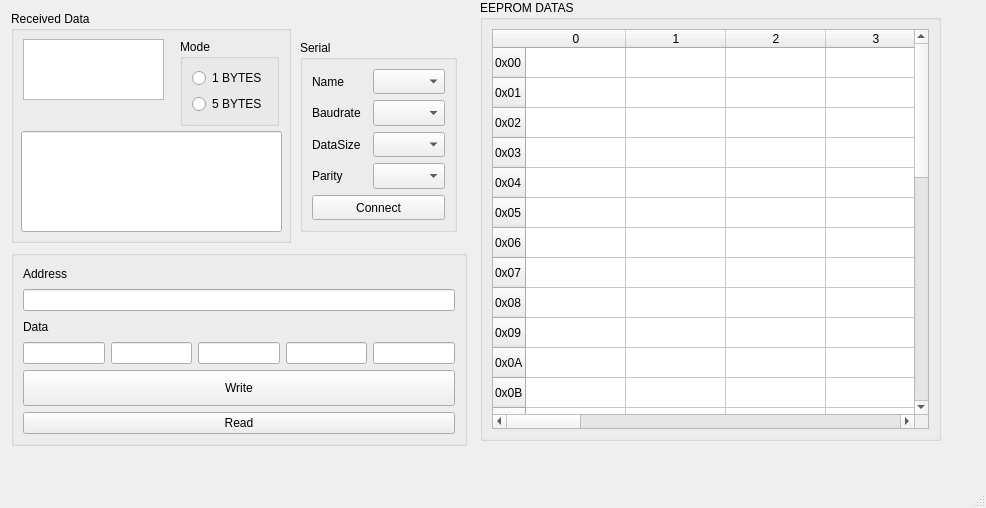
Qt form QT_232/mainwindow.ui (urboob21/QT-learning) before a commit.
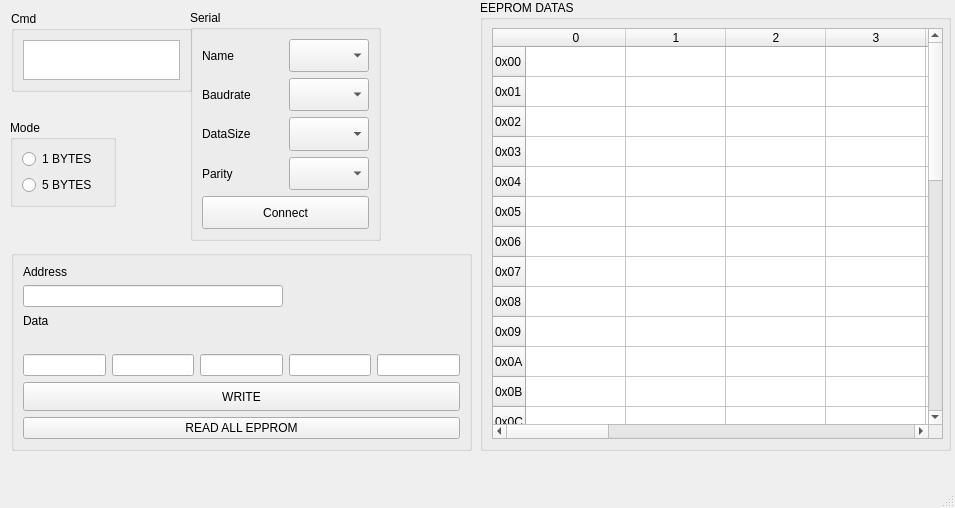
The same form after that commit.

```diff
--- a/QT_232/mainwindow.ui
+++ b/QT_232/mainwindow.ui
@@ -6,7 +6,7 @@
    <rect>
     <x>0</x>
     <y>0</y>
-    <width>986</width>
+    <width>955</width>
     <height>508</height>
    </rect>
   </property>
@@ -17,10 +17,10 @@
    <widget class="QGroupBox" name="groupBox_2">
     <property name="geometry">
      <rect>
-      <x>300</x>
-      <y>40</y>
-      <width>157</width>
-      <height>192</height>
+      <x>190</x>
+      <y>10</y>
+      <width>191</width>
+      <height>231</height>
      </rect>
     </property>
     <property name="sizePolicy">
@@ -161,8 +161,8 @@
      <rect>
       <x>11</x>
       <y>11</y>
-      <width>280</width>
-      <height>232</height>
+      <width>181</width>
+      <height>81</height>
      </rect>
     </property>
     <property name="sizePolicy">
@@ -172,17 +172,11 @@
      </sizepolicy>
     </property>
     <property name="title">
-     <string>Received Data</string>
+     <string>Cmd</string>
     </property>
+    <layout class="QHBoxLayout" name="horizontalLayout">
+     <item>
     <widget class="QTextEdit" name="textEdit_rdata">
-     <property name="geometry">
-      <rect>
-       <x>12</x>
-       <y>28</y>
-       <width>141</width>
-       <height>61</height>
-      </rect>
-     </property>
      <property name="sizePolicy">
       <sizepolicy hsizetype="Expanding" vsizetype="Preferred">
        <horstretch>0</horstretch>
@@ -190,59 +184,16 @@
       </sizepolicy>
      </property>
     </widget>
-    <widget class="QGroupBox" name="groupBox_4">
-     <property name="geometry">
-      <rect>
-       <x>169</x>
-       <y>28</y>
-       <width>99</width>
-       <height>87</height>
-      </rect>
-     </property>
-     <property name="sizePolicy">
-      <sizepolicy hsizetype="Preferred" vsizetype="Preferred">
-       <horstretch>0</horstretch>
-       <verstretch>0</verstretch>
-      </sizepolicy>
-     </property>
-     <property name="title">
-      <string>Mode</string>
-     </property>
-     <layout class="QVBoxLayout" name="verticalLayout">
-      <item>
-       <widget class="QRadioButton" name="radioButton">
-        <property name="text">
-         <string>1 BYTES</string>
-        </property>
-       </widget>
-      </item>
-      <item>
-       <widget class="QRadioButton" name="radioButton_2">
-        <property name="text">
-         <string>5 BYTES</string>
-        </property>
-       </widget>
-      </item>
-     </layout>
-    </widget>
-    <widget class="QLineEdit" name="lineEdit_rdata">
-     <property name="geometry">
-      <rect>
-       <x>10</x>
-       <y>120</y>
-       <width>261</width>
-       <height>101</height>
-      </rect>
-     </property>
-    </widget>
+     </item>
+    </layout>
    </widget>
    <widget class="QGroupBox" name="groupBox_3">
     <property name="geometry">
      <rect>
       <x>11</x>
       <y>250</y>
-      <width>456</width>
-      <height>196</height>
+      <width>461</width>
+      <height>201</height>
      </rect>
     </property>
     <property name="sizePolicy">
@@ -255,6 +206,16 @@
      <string/>
     </property>
     <layout class="QGridLayout" name="gridLayout_2">
+     <item row="1" column="0" colspan="3">
+      <widget class="QLineEdit" name="lineEdit_addr">
+       <property name="sizePolicy">
+        <sizepolicy hsizetype="Expanding" vsizetype="Preferred">
+         <horstretch>0</horstretch>
+         <verstretch>0</verstretch>
+        </sizepolicy>
+       </property>
+      </widget>
+     </item>
      <item row="0" column="0">
       <widget class="QLabel" name="label_5">
        <property name="text">
@@ -262,43 +223,7 @@
        </property>
       </widget>
      </item>
-     <item row="4" column="2">
-      <widget class="QLineEdit" name="lineEdit_data_2">
-       <property name="sizePolicy">
-        <sizepolicy hsizetype="Expanding" vsizetype="Preferred">
-         <horstretch>0</horstretch>
-         <verstretch>0</verstretch>
-        </sizepolicy>
-       </property>
-       <property name="text">
-        <string/>
-       </property>
-      </widget>
-     </item>
-     <item row="1" column="0" colspan="5">
-      <widget class="QLineEdit" name="lineEdit_addr">
-       <property name="sizePolicy">
-        <sizepolicy hsizetype="Expanding" vsizetype="Preferred">
-         <horstretch>0</horstretch>
-         <verstretch>0</verstretch>
-        </sizepolicy>
-       </property>
-      </widget>
-     </item>
-     <item row="4" column="3">
-      <widget class="QLineEdit" name="lineEdit_data_3">
-       <property name="sizePolicy">
-        <sizepolicy hsizetype="Expanding" vsizetype="Preferred">
-         <horstretch>0</horstretch>
-         <verstretch>0</verstretch>
-        </sizepolicy>
-       </property>
-       <property name="text">
-        <string/>
-       </property>
-      </widget>
-     </item>
-     <item row="4" column="1">
+     <item row="5" column="1">
       <widget class="QLineEdit" name="lineEdit_data_1">
        <property name="sizePolicy">
         <sizepolicy hsizetype="Expanding" vsizetype="Preferred">
@@ -311,7 +236,47 @@
        </property>
       </widget>
      </item>
-     <item row="4" column="0">
+     <item row="9" column="0" colspan="5">
+      <widget class="QPushButton" name="pushButton_read">
+       <property name="text">
+        <string>READ ALL EPPROM</string>
+       </property>
+      </widget>
+     </item>
+     <item row="5" column="3">
+      <widget class="QLineEdit" name="lineEdit_data_3">
+       <property name="sizePolicy">
+        <sizepolicy hsizetype="Expanding" vsizetype="Preferred">
+         <horstretch>0</horstretch>
+         <verstretch>0</verstretch>
+        </sizepolicy>
+       </property>
+       <property name="text">
+        <string/>
+       </property>
+      </widget>
+     </item>
+     <item row="1" column="3">
+      <widget class="QLabel" name="label_7">
+       <property name="text">
+        <string/>
+       </property>
+      </widget>
+     </item>
+     <item row="7" column="0" rowspan="2" colspan="5">
+      <widget class="QPushButton" name="pushButton_pos">
+       <property name="sizePolicy">
+        <sizepolicy hsizetype="Minimum" vsizetype="Preferred">
+         <horstretch>0</horstretch>
+         <verstretch>0</verstretch>
+        </sizepolicy>
+       </property>
+       <property name="text">
+        <string>WRITE</string>
+       </property>
+      </widget>
+     </item>
+     <item row="5" column="0">
       <widget class="QLineEdit" name="lineEdit_data_0">
        <property name="sizePolicy">
         <sizepolicy hsizetype="Expanding" vsizetype="Preferred">
@@ -324,6 +289,32 @@
        </property>
       </widget>
      </item>
+     <item row="5" column="2">
+      <widget class="QLineEdit" name="lineEdit_data_2">
+       <property name="sizePolicy">
+        <sizepolicy hsizetype="Expanding" vsizetype="Preferred">
+         <horstretch>0</horstretch>
+         <verstretch>0</verstretch>
+        </sizepolicy>
+       </property>
+       <property name="text">
+        <string/>
+       </property>
+      </widget>
+     </item>
+     <item row="5" column="4">
+      <widget class="QLineEdit" name="lineEdit_data_4">
+       <property name="sizePolicy">
+        <sizepolicy hsizetype="Expanding" vsizetype="Preferred">
+         <horstretch>0</horstretch>
+         <verstretch>0</verstretch>
+        </sizepolicy>
+       </property>
+       <property name="text">
+        <string/>
+       </property>
+      </widget>
+     </item>
      <item row="2" column="0">
       <widget class="QLabel" name="label_6">
        <property name="text">
@@ -331,36 +322,38 @@
        </property>
       </widget>
      </item>
-     <item row="4" column="4">
-      <widget class="QLineEdit" name="lineEdit_data_4">
-       <property name="sizePolicy">
-        <sizepolicy hsizetype="Expanding" vsizetype="Preferred">
-         <horstretch>0</horstretch>
-         <verstretch>0</verstretch>
-        </sizepolicy>
+     <item row="3" column="0">
+      <widget class="QLabel" name="label_dt1">
+       <property name="text">
+        <string/>
        </property>
+      </widget>
+     </item>
+     <item row="3" column="1">
+      <widget class="QLabel" name="label_dt2">
        <property name="text">
         <string/>
        </property>
       </widget>
      </item>
-     <item row="8" column="0" colspan="5">
-      <widget class="QPushButton" name="pushButton_read">
+     <item row="3" column="2">
+      <widget class="QLabel" name="label_dt3">
        <property name="text">
-        <string>Read</string>
+        <string/>
        </property>
       </widget>
      </item>
-     <item row="6" column="0" rowspan="2" colspan="5">
-      <widget class="QPushButton" name="pushButton_pos">
-       <property name="sizePolicy">
-        <sizepolicy hsizetype="Minimum" vsizetype="Preferred">
-         <horstretch>0</horstretch>
-         <verstretch>0</verstretch>
-        </sizepolicy>
+     <item row="3" column="3">
+      <widget class="QLabel" name="label_dt4">
+       <property name="text">
+        <string/>
        </property>
+      </widget>
+     </item>
+     <item row="3" column="4">
+      <widget class="QLabel" name="label_12">
        <property name="text">
-        <string>Write</string>
+        <string/>
        </property>
       </widget>
      </item>
@@ -371,16 +364,22 @@
      <rect>
       <x>480</x>
       <y>0</y>
-      <width>461</width>
-      <height>441</height>
+      <width>471</width>
+      <height>451</height>
      </rect>
     </property>
     <property name="title">
      <string>EEPROM DATAS</string>
     </property>
-    <layout class="QHBoxLayout" name="horizontalLayout_2">
-     <item>
       <widget class="QTableWidget" name="tableWidget">
+     <property name="geometry">
+      <rect>
+       <x>12</x>
+       <y>28</y>
+       <width>451</width>
+       <height>411</height>
+      </rect>
+     </property>
        <row>
         <property name="text">
          <string>0x00</string>
@@ -622,6 +621,39 @@
         </property>
        </column>
       </widget>
+   </widget>
+   <widget class="QGroupBox" name="groupBox_4">
+    <property name="geometry">
+     <rect>
+      <x>10</x>
+      <y>120</y>
+      <width>106</width>
+      <height>87</height>
+     </rect>
+    </property>
+    <property name="sizePolicy">
+     <sizepolicy hsizetype="Preferred" vsizetype="Preferred">
+      <horstretch>0</horstretch>
+      <verstretch>0</verstretch>
+     </sizepolicy>
+    </property>
+    <property name="title">
+     <string>Mode</string>
+    </property>
+    <layout class="QFormLayout" name="formLayout">
+     <item row="0" column="0">
+      <widget class="QRadioButton" name="radioButton">
+       <property name="text">
+        <string>1 BYTES</string>
+       </property>
+      </widget>
+     </item>
+     <item row="1" column="0">
+      <widget class="QRadioButton" name="radioButton_2">
+       <property name="text">
+        <string>5 BYTES</string>
+       </property>
+      </widget>
      </item>
     </layout>
    </widget>
```
Left out of the diff: 2 changed lines with no effect on the pictures. Lines whose indentation alone changed are shown as unchanged.
